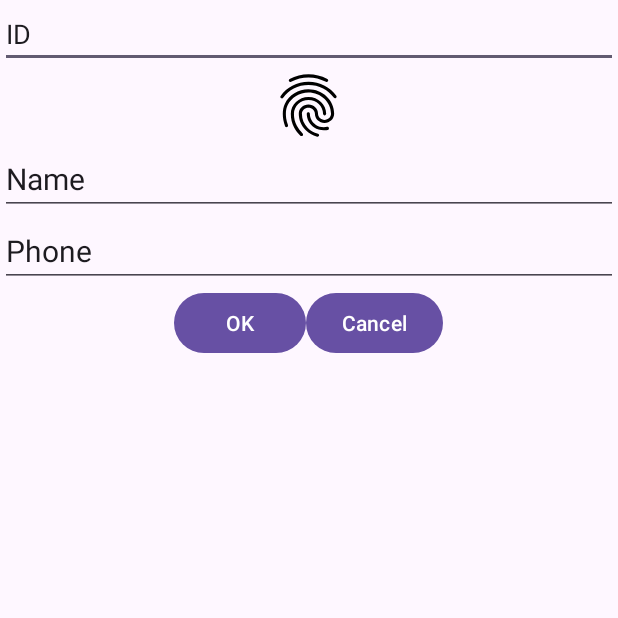
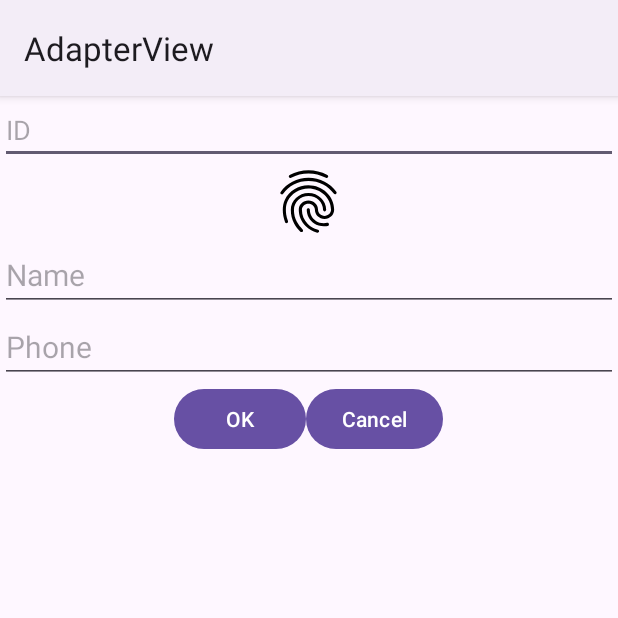
Before and after one commit to tcc3281/AdapterView, an Android app: the screen it shows after launch (SubActivity), after a tap on an icon or button, on a phone screen of 412 x 824 dp, the top half of it. Run offline under Robolectric (Android 15) with nearby library versions, the phone set to English and light mode, and no system bars; 3 other taps on this screen came first.

Commit message:
ghi bài 26/02/2024

```diff
--- a/app/src/main/java/com/example/adapterview/SubActivity.java
+++ b/app/src/main/java/com/example/adapterview/SubActivity.java
@@ -8,6 +8,7 @@ import android.view.View;
 import android.widget.Button;
 import android.widget.EditText;
 import android.widget.ImageView;
+import android.widget.Toast;
 
 public class SubActivity extends AppCompatActivity {
     private EditText editTextID;
@@ -23,9 +24,20 @@ public class SubActivity extends AppCompatActivity {
         editTextID=findViewById(R.id.editViewId);
         editTextName=findViewById(R.id.editTextName);
         editTextPhone=findViewById(R.id.editTextPhone);
-        btnCancel=findViewById(R.id.buttonOK);
-        btnOk=findViewById(R.id.buttonCancel);
+        btnCancel=findViewById(R.id.buttonCancel);
+        btnOk=findViewById(R.id.buttonOK);
         imageView=findViewById(R.id.imageView2);
+
+        Intent intent= getIntent();
+        Bundle bundle=intent.getExtras();
+        if(bundle!=null){
+            int id=bundle.getInt("Id");
+            editTextID.setText(""+id);
+            String name=bundle.getString("Name");
+            editTextName.setText(name);
+            String phone=bundle.getString("Phone");
+            editTextPhone.setText(phone);
+        }
 
 
         btnOk.setOnClickListener(new View.OnClickListener() {
@@ -44,5 +56,12 @@ public class SubActivity extends AppCompatActivity {
                 finish();
             }
         });
+        btnCancel.setOnClickListener(new View.OnClickListener() {
+            @Override
+            public void onClick(View v) {
+                setResult(151);
+                finish();
+            }
+        });
     }
 }
--- a/app/src/main/res/layout/activity_sub.xml
+++ b/app/src/main/res/layout/activity_sub.xml
@@ -13,7 +13,7 @@
         android:layout_height="wrap_content"
         android:ems="10"
         android:inputType="text"
-        android:text="ID" />
+        android:hint="ID" />
 
     <ImageView
         android:id="@+id/imageView2"
@@ -29,7 +29,7 @@
         android:ems="10"
         android:textSize="20dp"
         android:inputType="text"
-        android:text="Name" />
+        android:hint="Name" />
 
     <EditText
         android:id="@+id/editTextPhone"
@@ -38,7 +38,7 @@
         android:ems="10"
         android:inputType="phone"
         android:textSize="20dp"
-        android:text="Phone" />
+        android:hint="Phone" />
 
     <LinearLayout
         android:layout_width="match_parent"
--- a/app/src/main/res/layout/student.xml
+++ b/app/src/main/res/layout/student.xml
@@ -13,7 +13,7 @@
         app:layout_constraintTop_toTopOf="parent"
         app:srcCompat="@android:drawable/btn_star_big_on" />
 
-    <EditText
+    <TextView
         android:id="@+id/editTextName"
         android:layout_width="272dp"
         android:layout_height="63dp"
@@ -23,7 +23,7 @@
         app:layout_constraintEnd_toEndOf="parent"
         app:layout_constraintTop_toTopOf="parent" />
 
-    <EditText
+    <TextView
         android:id="@+id/editTextPhone"
         android:layout_width="272dp"
         android:layout_height="49dp"
--- /dev/null
+++ b/app/src/main/res/menu/actionmenu.xml
@@ -0,0 +1,19 @@
+<?xml version="1.0" encoding="utf-8"?>
+<menu xmlns:android="http://schemas.android.com/apk/res/android">
+
+    <item
+        android:id="@+id/sortbyname"
+        android:layout_width="wrap_content"
+        android:layout_height="wrap_content"
+        android:title="Sort by Name" />
+    <item
+        android:id="@+id/sortbyphone"
+        android:layout_width="wrap_content"
+        android:layout_height="wrap_content"
+        android:title="Sort by Phone" />
+    <item
+        android:id="@+id/boardcast"
+        android:layout_width="wrap_content"
+        android:layout_height="wrap_content"
+        android:title="Board cast" />
+</menu>
--- /dev/null
+++ b/app/src/main/res/menu/contextmenu.xml
@@ -0,0 +1,24 @@
+<?xml version="1.0" encoding="utf-8"?>
+<menu xmlns:android="http://schemas.android.com/apk/res/android">
+
+    <item
+        android:id="@+id/menuedit"
+        android:layout_width="wrap_content"
+        android:layout_height="wrap_content"
+        android:title="Edit" />
+    <item
+        android:id="@+id/menudelete"
+        android:layout_width="wrap_content"
+        android:layout_height="wrap_content"
+        android:title="Delete" />
+    <item
+        android:id="@+id/menucall"
+        android:layout_width="wrap_content"
+        android:layout_height="wrap_content"
+        android:title="Call" />
+    <item
+        android:id="@+id/menusms"
+        android:layout_width="wrap_content"
+        android:layout_height="wrap_content"
+        android:title="SMS" />
+</menu>
--- a/app/src/main/res/values-night/themes.xml
+++ b/app/src/main/res/values-night/themes.xml
@@ -1,6 +1,6 @@
 <resources xmlns:tools="http://schemas.android.com/tools">
     <!-- Base application theme. -->
-    <style name="Base.Theme.AdapterView" parent="Theme.Material3.DayNight.NoActionBar">
+    <style name="Base.Theme.AdapterView" parent="Theme.Material3.DayNight">
         <!-- Customize your dark theme here. -->
         <!-- <item name="colorPrimary">@color/my_dark_primary</item> -->
     </style>
--- a/app/src/main/res/values/themes.xml
+++ b/app/src/main/res/values/themes.xml
@@ -1,6 +1,6 @@
 <resources xmlns:tools="http://schemas.android.com/tools">
     <!-- Base application theme. -->
-    <style name="Base.Theme.AdapterView" parent="Theme.Material3.DayNight.NoActionBar">
+    <style name="Base.Theme.AdapterView" parent="Theme.Material3.DayNight">
         <!-- Customize your light theme here. -->
         <!-- <item name="colorPrimary">@color/my_light_primary</item> -->
     </style>
```
Also changed, not shown: app/src/main/java/com/example/adapterview/MainActivity.java (+76 -10 lines).
